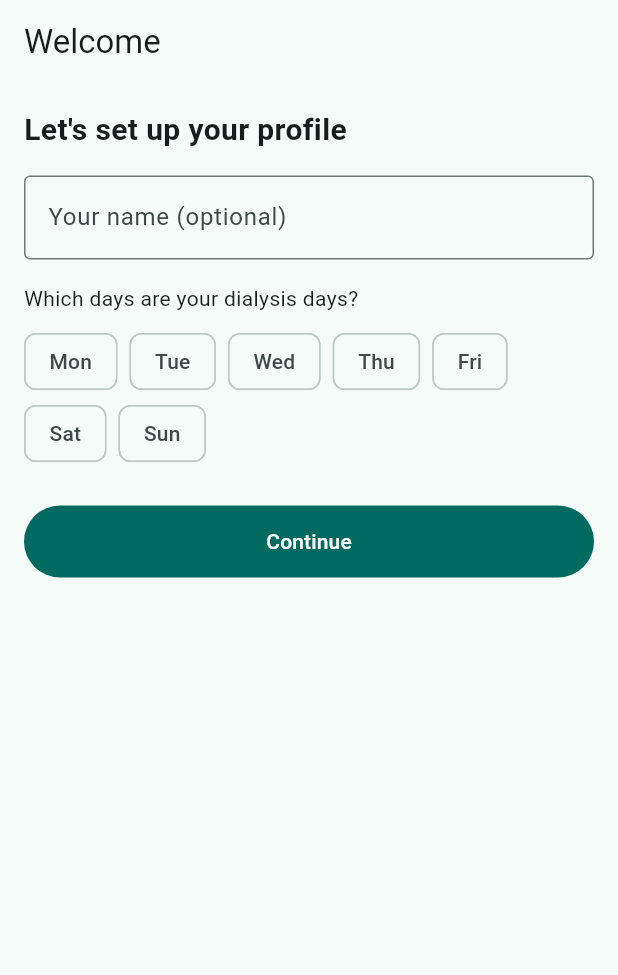
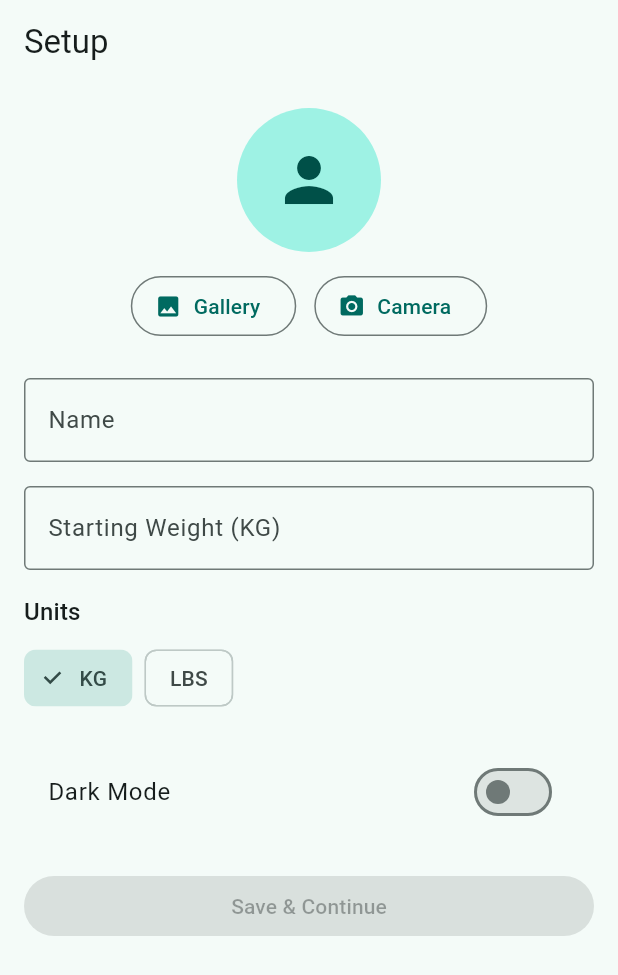
Before and after one commit to theoriginalrage/dialysis_tracker, a Flutter app: the screen it shows after launch, on a phone screen of 412 x 824 dp. Shown: the top 975 px of the screen. Run offline on Flutter 3.47's test engine with Material 3 defaults, Android fonts, the phone set to English and light mode, and no system bars; our stand-ins replace fl_chart, image_picker, shared_preferences, sqflite, table_calendar; accounts and stored records are empty.

Commit message:
Refactor profile settings screen for web

```diff
--- a/lib/main.dart
+++ b/lib/main.dart
@@ -5,8 +5,7 @@ import 'state/settings_store.dart';
 import 'screens/today_screen.dart';
 import 'screens/history_screen.dart';
 import 'screens/trends_screen.dart';
-import 'screens/setup_screen.dart';
-import 'screens/settings_screen.dart';
+import 'screens/profile_settings_screen.dart';
 
 void main() {
   runApp(
@@ -40,7 +39,7 @@ class DialysisApp extends StatelessWidget {
         ),
         useMaterial3: true,
       ),
-      themeMode: settings.darkMode ? ThemeMode.dark : ThemeMode.light,
+      themeMode: settings.themeMode,
       home: const _Gate(),
     );
   }
@@ -61,7 +60,9 @@ class _Gate extends StatelessWidget {
     }
 
     // After load: either show setup or main tabs
-    return settings.onboarded ? const _Root() : const SetupScreen();
+    return settings.onboarded
+        ? const _Root()
+        : const ProfileSettingsScreen(isOnboarding: true);
   }
 }
 
@@ -78,7 +79,7 @@ class _RootState extends State<_Root> {
     TodayScreen(),
     HistoryScreen(),
     TrendsScreen(),
-    SettingsScreen(),
+    ProfileSettingsScreen(),
   ];
 
   @override
--- /dev/null
+++ b/lib/screens/profile_settings_screen.dart
@@ -0,0 +1,298 @@
+import 'dart:typed_data';
+
+import 'package:flutter/foundation.dart';
+import 'package:flutter/material.dart';
+import 'package:image_picker/image_picker.dart';
+import 'package:provider/provider.dart';
+
+import '../state/settings_store.dart';
+
+class ProfileSettingsScreen extends StatefulWidget {
+  const ProfileSettingsScreen({super.key, this.isOnboarding = false});
+
+  final bool isOnboarding;
+
+  @override
+  State<ProfileSettingsScreen> createState() => _ProfileSettingsScreenState();
+}
+
+class _ProfileSettingsScreenState extends State<ProfileSettingsScreen> {
+  final _formKey = GlobalKey<FormState>();
+  final _nameController = TextEditingController();
+  final _weightController = TextEditingController();
+  final ImagePicker _picker = ImagePicker();
+
+  Uint8List? _photoBytes;
+  String _unit = 'kg';
+  bool _initialized = false;
+  bool _submitted = false;
+  bool _isSaving = false;
+
+  @override
+  void initState() {
+    super.initState();
+    _nameController.addListener(_onFieldsChanged);
+    _weightController.addListener(_onFieldsChanged);
+  }
+
+  @override
+  void dispose() {
+    _nameController.removeListener(_onFieldsChanged);
+    _weightController.removeListener(_onFieldsChanged);
+    _nameController.dispose();
+    _weightController.dispose();
+    super.dispose();
+  }
+
+  void _onFieldsChanged() {
+    if (mounted) {
+      setState(() {});
+    }
+  }
+
+  @override
+  void didChangeDependencies() {
+    super.didChangeDependencies();
+    if (_initialized) return;
+    final settings = context.read<SettingsStore>();
+    _nameController.text = settings.name;
+    final weight = settings.startWeight;
+    if (weight != null) {
+      _weightController.text = _formatWeight(weight);
+    }
+    _unit = settings.unit;
+    _photoBytes = settings.photoBytes;
+    _initialized = true;
+  }
+
+  String _formatWeight(double value) {
+    if (value % 1 == 0) {
+      return value.toStringAsFixed(0);
+    }
+    return value.toString();
+  }
+
+  double? get _parsedWeight {
+    final raw = _weightController.text.trim();
+    if (raw.isEmpty) return null;
+    return double.tryParse(raw);
+  }
+
+  bool get _canSave {
+    if (_isSaving) return false;
+    final name = _nameController.text.trim();
+    final weight = _parsedWeight;
+    if (name.isEmpty || weight == null) {
+      return false;
+    }
+    return weight > 0;
+  }
+
+  Future<void> _pickImage(ImageSource source) async {
+    try {
+      final picked = await _picker.pickImage(
+        source: source,
+        maxWidth: 1024,
+        imageQuality: 85,
+      );
+      if (picked == null) return;
+      final bytes = await picked.readAsBytes();
+      if (!mounted) return;
+      setState(() {
+        _photoBytes = bytes;
+      });
+    } catch (_) {
+      if (!mounted) return;
+      ScaffoldMessenger.of(context).showSnackBar(
+        const SnackBar(content: Text('Unable to pick photo')),
+      );
+    }
+  }
+
+  void _removePhoto() {
+    setState(() {
+      _photoBytes = null;
+    });
+  }
+
+  Future<void> _save() async {
+    setState(() {
+      _submitted = true;
+    });
+    if (!_formKey.currentState!.validate()) {
+      return;
+    }
+    final weight = _parsedWeight;
+    if (weight == null || weight <= 0) {
+      return;
+    }
+    setState(() {
+      _isSaving = true;
+    });
+    final store = context.read<SettingsStore>();
+    try {
+      await store.saveProfile(
+        name: _nameController.text.trim(),
+        startWeight: weight,
+        unit: _unit,
+        photoBytes: _photoBytes,
+      );
+      if (!mounted) return;
+      if (!widget.isOnboarding) {
+        ScaffoldMessenger.of(context).showSnackBar(
+          const SnackBar(content: Text('Profile saved')),
+        );
+      }
+    } finally {
+      if (mounted) {
+        setState(() {
+          _isSaving = false;
+        });
+      }
+    }
+  }
+
+  @override
+  Widget build(BuildContext context) {
+    final settings = context.watch<SettingsStore>();
+    final title = widget.isOnboarding ? 'Setup' : 'Profile & Settings';
+    final buttonLabel = widget.isOnboarding ? 'Save & Continue' : 'Save';
+    final avatar = _photoBytes != null ? MemoryImage(_photoBytes!) : null;
+
+    return Scaffold(
+      appBar: AppBar(title: Text(title)),
+      body: Form(
+        key: _formKey,
+        autovalidateMode:
+            _submitted ? AutovalidateMode.always : AutovalidateMode.disabled,
+        child: ListView(
+          padding: const EdgeInsets.all(16),
+          children: [
+            Center(
+              child: Column(
+                children: [
+                  CircleAvatar(
+                    radius: 48,
+                    backgroundImage: avatar,
+                    child: avatar == null
+                        ? const Icon(Icons.person, size: 48)
+                        : null,
+                  ),
+                  const SizedBox(height: 12),
+                  Wrap(
+                    spacing: 12,
+                    runSpacing: 8,
+                    alignment: WrapAlignment.center,
+                    children: [
+                      OutlinedButton.icon(
+                        onPressed: _isSaving
+                            ? null
+                            : () => _pickImage(ImageSource.gallery),
+                        icon: const Icon(Icons.photo),
+                        label: const Text('Gallery'),
+                      ),
+                      if (!kIsWeb)
+                        OutlinedButton.icon(
+                          onPressed: _isSaving
+                              ? null
+                              : () => _pickImage(ImageSource.camera),
+                          icon: const Icon(Icons.photo_camera),
+                          label: const Text('Camera'),
+                        ),
+                      if (_photoBytes != null)
+                        TextButton.icon(
+                          onPressed: _isSaving ? null : _removePhoto,
+                          icon: const Icon(Icons.delete_outline),
+                          label: const Text('Remove'),
+                        ),
+                    ],
+                  ),
+                ],
+              ),
+            ),
+            const SizedBox(height: 24),
+            TextFormField(
+              controller: _nameController,
+              decoration: const InputDecoration(
+                labelText: 'Name',
+                border: OutlineInputBorder(),
+              ),
+              textInputAction: TextInputAction.next,
+              validator: (value) {
+                if (value == null || value.trim().isEmpty) {
+                  return 'Name is required';
+                }
+                return null;
+              },
+            ),
+            const SizedBox(height: 16),
+            TextFormField(
+              controller: _weightController,
+              decoration: InputDecoration(
+                labelText: 'Starting Weight (${_unit.toUpperCase()})',
+                border: const OutlineInputBorder(),
+              ),
+              keyboardType: const TextInputType.numberWithOptions(decimal: true),
+              validator: (value) {
+                final trimmed = value?.trim() ?? '';
+                if (trimmed.isEmpty) {
+                  return 'Starting weight is required';
+                }
+                final parsed = double.tryParse(trimmed);
+                if (parsed == null) {
+                  return 'Enter a valid number';
+                }
+                if (parsed <= 0) {
+                  return 'Weight must be greater than zero';
+                }
+                return null;
+              },
+            ),
+            const SizedBox(height: 16),
+            Text('Units', style: Theme.of(context).textTheme.titleMedium),
+            const SizedBox(height: 8),
+            Wrap(
+              spacing: 8,
+              children: ['kg', 'lbs'].map((unit) {
+                return ChoiceChip(
+                  label: Text(unit.toUpperCase()),
+                  selected: _unit == unit,
+                  onSelected: _isSaving
+                      ? null
+                      : (selected) {
+                          if (selected) {
+                            setState(() {
+                              _unit = unit;
+                            });
+                          }
+                        },
+                );
+              }).toList(),
+            ),
+            const SizedBox(height: 24),
+            SwitchListTile(
+              title: const Text('Dark Mode'),
+              value: settings.darkMode,
+              onChanged: _isSaving
+                  ? null
+                  : (value) {
+                      context.read<SettingsStore>().setDarkMode(value);
+                    },
+            ),
+            const SizedBox(height: 24),
+            FilledButton(
+              onPressed: _canSave ? _save : null,
+              child: _isSaving
+                  ? const SizedBox(
+                      width: 20,
+                      height: 20,
+                      child: CircularProgressIndicator(strokeWidth: 2),
+                    )
+                  : Text(buttonLabel),
+            ),
+          ],
+        ),
+      ),
+    );
+  }
+}
--- a/lib/screens/setup_screen.dart
+++ /dev/null
@@ -1,103 +0,0 @@
-import 'package:flutter/material.dart';
-import 'package:provider/provider.dart';
-import '../models/profile.dart';
-import '../state/settings_store.dart';
-
-class SetupScreen extends StatefulWidget {
-  const SetupScreen({super.key});
-
-  @override
-  State<SetupScreen> createState() => _SetupScreenState();
-}
-
-class _SetupScreenState extends State<SetupScreen> {
-  final _form = GlobalKey<FormState>();
-  final _name = TextEditingController();
-  final Set<int> _days = {}; // DateTime.monday..sunday
-
-  @override
-  void dispose() {
-    _name.dispose();
-    super.dispose();
-  }
-
-  void _toggle(int weekday) {
-    setState(() {
-      if (_days.contains(weekday)) {
-        _days.remove(weekday);
-      } else {
-        _days.add(weekday);
-      }
-    });
-  }
-
-  @override
-  Widget build(BuildContext context) {
-    const wdays = <int, String>{
-      DateTime.monday: 'Mon',
-      DateTime.tuesday: 'Tue',
-      DateTime.wednesday: 'Wed',
-      DateTime.thursday: 'Thu',
-      DateTime.friday: 'Fri',
-      DateTime.saturday: 'Sat',
-      DateTime.sunday: 'Sun',
-    };
-
-    return Scaffold(
-      appBar: AppBar(title: const Text('Welcome')),
-      body: Form(
-        key: _form,
-        child: ListView(
-          padding: const EdgeInsets.all(16),
-          children: [
-            const Text(
-              "Let's set up your profile",
-              style: TextStyle(fontSize: 20, fontWeight: FontWeight.bold),
-            ),
-            const SizedBox(height: 16),
-            TextFormField(
-              controller: _name,
-              decoration: const InputDecoration(
-                labelText: 'Your name (optional)',
-                border: OutlineInputBorder(),
-              ),
-            ),
-            const SizedBox(height: 16),
-            const Text('Which days are your dialysis days?'),
-            const SizedBox(height: 8),
-            Wrap(
-              spacing: 8,
-              children: wdays.entries.map((e) {
-                final selected = _days.contains(e.key);
-                return FilterChip(
-                  selected: selected,
-                  label: Text(e.value),
-                  onSelected: (_) => _toggle(e.key),
-                );
-              }).toList(),
-            ),
-            const SizedBox(height: 24),
-            FilledButton(
-              onPressed: () async {
-                if (_days.isEmpty) {
-                  ScaffoldMessenger.of(context).showSnackBar(const SnackBar(
-                      content: Text('Pick at least one dialysis day')));
-                  return;
-                }
-                final profile = Profile(
-                  name: _name.text.trim(),
-                  dialysisWeekdays: _days.toList()..sort(),
-                );
-                await context.read<SettingsStore>().saveProfile(profile);
-              },
-              child: const Padding(
-                padding: EdgeInsets.all(14.0),
-                child: Text('Continue'),
-              ),
-            ),
-          ],
-        ),
-      ),
-    );
-  }
-}
--- a/lib/screens/widgets/calendar_header.dart
+++ b/lib/screens/widgets/calendar_header.dart
@@ -17,7 +17,7 @@ class _CalendarHeaderState extends State<CalendarHeader> {
   @override
   Widget build(BuildContext context) {
     final sessions = context.watch<SessionStore>().sessions;
-    final profile = context.watch<SettingsStore>().profile;
+    final dialysisDays = context.watch<SettingsStore>().dialysisWeekdays;
 
     // Sessions per day
     final Map<DateTime, int> sessionCount = {};
@@ -26,8 +26,7 @@ class _CalendarHeaderState extends State<CalendarHeader> {
       sessionCount[d] = (sessionCount[d] ?? 0) + 1;
     }
 
-    bool isDialysisWeekday(DateTime d) =>
-        profile?.dialysisWeekdays.contains(d.weekday) ?? false;
+    bool isDialysisWeekday(DateTime d) => dialysisDays.contains(d.weekday);
 
     return TableCalendar(
       firstDay: DateTime.utc(2022, 1, 1),
--- /dev/null
+++ b/lib/services/photo_loader.dart
@@ -0,0 +1,2 @@
+export 'photo_loader_stub.dart'
+  if (dart.library.io) 'photo_loader_io.dart';
--- /dev/null
+++ b/lib/services/photo_loader_stub.dart
@@ -0,0 +1,3 @@
+import 'dart:typed_data';
+
+Future<Uint8List?> tryLoadBytesFromPath(String path) async => null;
--- /dev/null
+++ b/lib/services/profile_prefs.dart
@@ -0,0 +1,62 @@
+import 'dart:convert';
+import 'dart:typed_data';
+
+import 'package:flutter/material.dart';
+import 'package:shared_preferences/shared_preferences.dart';
+
+import 'photo_loader.dart';
+
+const String kProfileNameKey = 'profile.name';
+const String kProfilePhotoBase64Key = 'profile.photoBase64';
+const String kProfileStartWeightKey = 'profile.startWeight';
+const String kProfileUnitKey = 'profile.unit';
+const String kProfileOnboardedKey = 'onboarded';
+const String kLegacyProfileJsonKey = 'profile';
+const String kLegacyProfilePhotoPathKey = 'profile.photoPath';
+const String kLegacyDarkModeKey = 'darkMode';
+const String kPrefsThemeModeKey = 'prefs.themeMode';
+
+Future<void> migrateOldPhotoIfNeeded(SharedPreferences prefs) async {
+  final oldPath = prefs.getString(kLegacyProfilePhotoPathKey);
+  final hasNew = prefs.getString(kProfilePhotoBase64Key) != null;
+  if (oldPath != null && !hasNew) {
+    final bytes = await tryLoadBytesFromPath(oldPath);
+    if (bytes != null) {
+      await prefs.setString(kProfilePhotoBase64Key, base64Encode(bytes));
+    }
+    await prefs.remove(kLegacyProfilePhotoPathKey);
+  }
+}
+
+Uint8List? decodePhotoBase64(String? b64) {
+  if (b64 == null || b64.isEmpty) return null;
+  try {
+    return base64Decode(b64);
+  } catch (_) {
+    return null;
+  }
+}
+
+String encodeThemeMode(ThemeMode mode) {
+  switch (mode) {
+    case ThemeMode.dark:
+      return 'dark';
+    case ThemeMode.light:
+      return 'light';
+    case ThemeMode.system:
+      return 'system';
+  }
+}
+
+ThemeMode parseThemeMode(String? value, {ThemeMode fallback = ThemeMode.light}) {
+  switch (value) {
+    case 'dark':
+      return ThemeMode.dark;
+    case 'system':
+      return ThemeMode.system;
+    case 'light':
+      return ThemeMode.light;
+    default:
+      return fallback;
+  }
+}
--- a/lib/state/settings_store.dart
+++ b/lib/state/settings_store.dart
@@ -1,49 +1,113 @@
 import 'dart:convert';
-import 'package:flutter/foundation.dart';
+import 'dart:typed_data';
+
+import 'package:flutter/material.dart';
 import 'package:shared_preferences/shared_preferences.dart';
-import '../models/profile.dart';
+
+import '../services/profile_prefs.dart';
 
 class SettingsStore extends ChangeNotifier {
-  static const _kOnboarded = 'onboarded';
-  static const _kProfile = 'profile';
-  static const _kDarkMode = 'darkMode';
+  bool _loaded = false;
+  bool _onboarded = false;
+  String _name = '';
+  double? _startWeight;
+  String _unit = 'kg';
+  Uint8List? _photoBytes;
+  ThemeMode _themeMode = ThemeMode.light;
+  List<int> _dialysisWeekdays = <int>[];
 
-  bool _loaded = false;          // 👈 NEW
-  bool _onboarded = false;
-  Profile? _profile;
-  bool _darkMode = false;
-
-  bool get loaded => _loaded;    // 👈 NEW
+  bool get loaded => _loaded;
   bool get onboarded => _onboarded;
-  Profile? get profile => _profile;
-  bool get darkMode => _darkMode;
+  String get name => _name;
+  double? get startWeight => _startWeight;
+  String get unit => _unit;
+  Uint8List? get photoBytes => _photoBytes;
+  ThemeMode get themeMode => _themeMode;
+  bool get darkMode => _themeMode == ThemeMode.dark;
+  List<int> get dialysisWeekdays => List.unmodifiable(_dialysisWeekdays);
 
   Future<void> load() async {
-    final sp = await SharedPreferences.getInstance();
-    _onboarded = sp.getBool(_kOnboarded) ?? false;
-    final p = sp.getString(_kProfile);
-    if (p != null) {
-      _profile = Profile.fromJson(jsonDecode(p));
+    final prefs = await SharedPreferences.getInstance();
+    await migrateOldPhotoIfNeeded(prefs);
+
+    _dialysisWeekdays = <int>[];
+    String? legacyName;
+    String? legacyUnit;
+    final legacyProfileJson = prefs.getString(kLegacyProfileJsonKey);
+    if (legacyProfileJson != null) {
+      try {
+        final Map<String, dynamic> legacy = jsonDecode(legacyProfileJson) as Map<String, dynamic>;
+        final days = legacy['days'];
+        if (days is List) {
+          _dialysisWeekdays = days.whereType<int>().toList();
+        }
+        final name = legacy['name'];
+        if (name is String && name.trim().isNotEmpty) {
+          legacyName = name.trim();
+        }
+        final units = legacy['units'];
+        if (units is String && units.isNotEmpty) {
+          legacyUnit = units;
+        }
+      } catch (_) {
+        _dialysisWeekdays = <int>[];
+      }
     }
-    _darkMode = sp.getBool(_kDarkMode) ?? false;
-    _loaded = true;              // 👈 mark done
+
+    _name = prefs.getString(kProfileNameKey) ?? legacyName ?? '';
+    _unit = prefs.getString(kProfileUnitKey) ?? legacyUnit ?? 'kg';
+    _startWeight = prefs.getDouble(kProfileStartWeightKey);
+    _photoBytes = decodePhotoBase64(prefs.getString(kProfilePhotoBase64Key));
+
+    final storedTheme = prefs.getString(kPrefsThemeModeKey);
+    _themeMode = parseThemeMode(storedTheme);
+    if (storedTheme == null) {
+      final legacyDark = prefs.getBool(kLegacyDarkModeKey);
+      if (legacyDark != null) {
+        _themeMode = legacyDark ? ThemeMode.dark : ThemeMode.light;
+        await prefs.setString(kPrefsThemeModeKey, encodeThemeMode(_themeMode));
+      }
+    }
+
+    _onboarded = prefs.getBool(kProfileOnboardedKey) ?? (_name.isNotEmpty && _startWeight != null);
+    _loaded = true;
     notifyListeners();
   }
 
-  Future<void> saveProfile(Profile p) async {
-    final sp = await SharedPreferences.getInstance();
-    await sp.setString(_kProfile, jsonEncode(p.toJson()));
-    await sp.setBool(_kOnboarded, true);
-    _profile = p;
+  Future<void> saveProfile({
+    required String name,
+    required double startWeight,
+    required String unit,
+    Uint8List? photoBytes,
+  }) async {
+    final prefs = await SharedPreferences.getInstance();
+    await prefs.setString(kProfileNameKey, name);
+    await prefs.setDouble(kProfileStartWeightKey, startWeight);
+    await prefs.setString(kProfileUnitKey, unit);
+    if (photoBytes != null && photoBytes.isNotEmpty) {
+      await prefs.setString(kProfilePhotoBase64Key, base64Encode(photoBytes));
+    } else {
+      await prefs.remove(kProfilePhotoBase64Key);
+    }
+    await prefs.setBool(kProfileOnboardedKey, true);
+
+    _name = name;
+    _startWeight = startWeight;
+    _unit = unit;
+    _photoBytes = photoBytes;
     _onboarded = true;
     _loaded = true;
     notifyListeners();
   }
 
   Future<void> setDarkMode(bool enabled) async {
-    final sp = await SharedPreferences.getInstance();
-    await sp.setBool(_kDarkMode, enabled);
-    _darkMode = enabled;
+    await setThemeMode(enabled ? ThemeMode.dark : ThemeMode.light);
+  }
+
+  Future<void> setThemeMode(ThemeMode mode) async {
+    final prefs = await SharedPreferences.getInstance();
+    await prefs.setString(kPrefsThemeModeKey, encodeThemeMode(mode));
+    _themeMode = mode;
     notifyListeners();
   }
 }
```
Also changed, not shown: lib/screens/settings_screen.dart (deleted, +0 -24 lines), lib/services/photo_loader_io.dart (added, +10 -0 lines).
